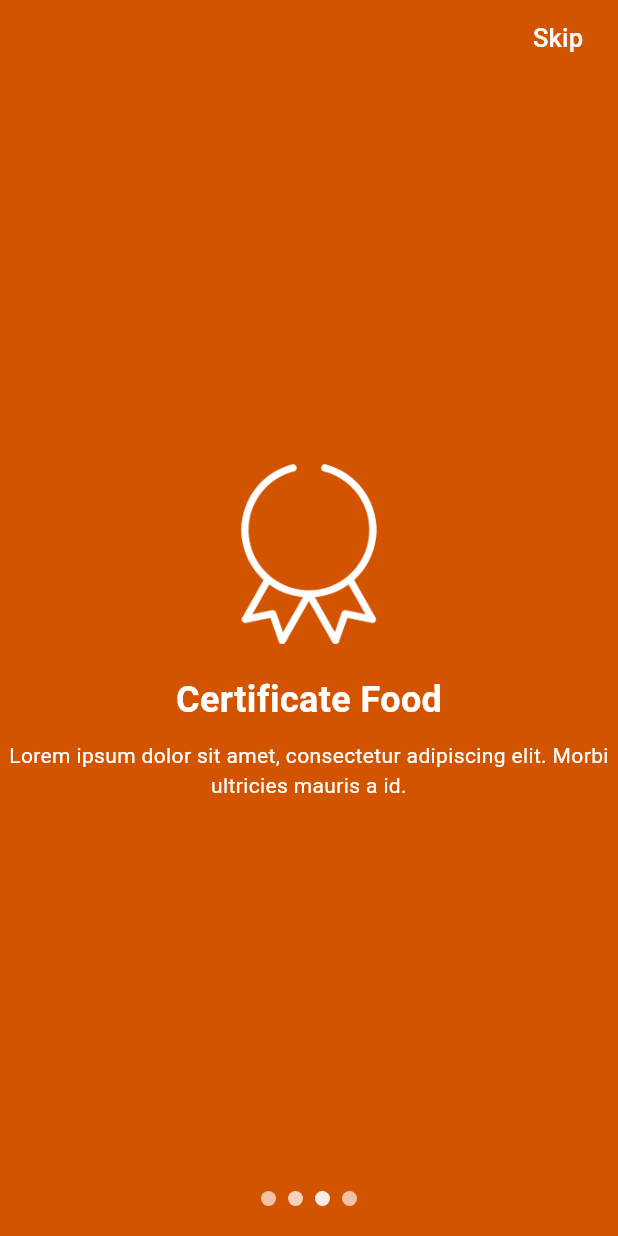
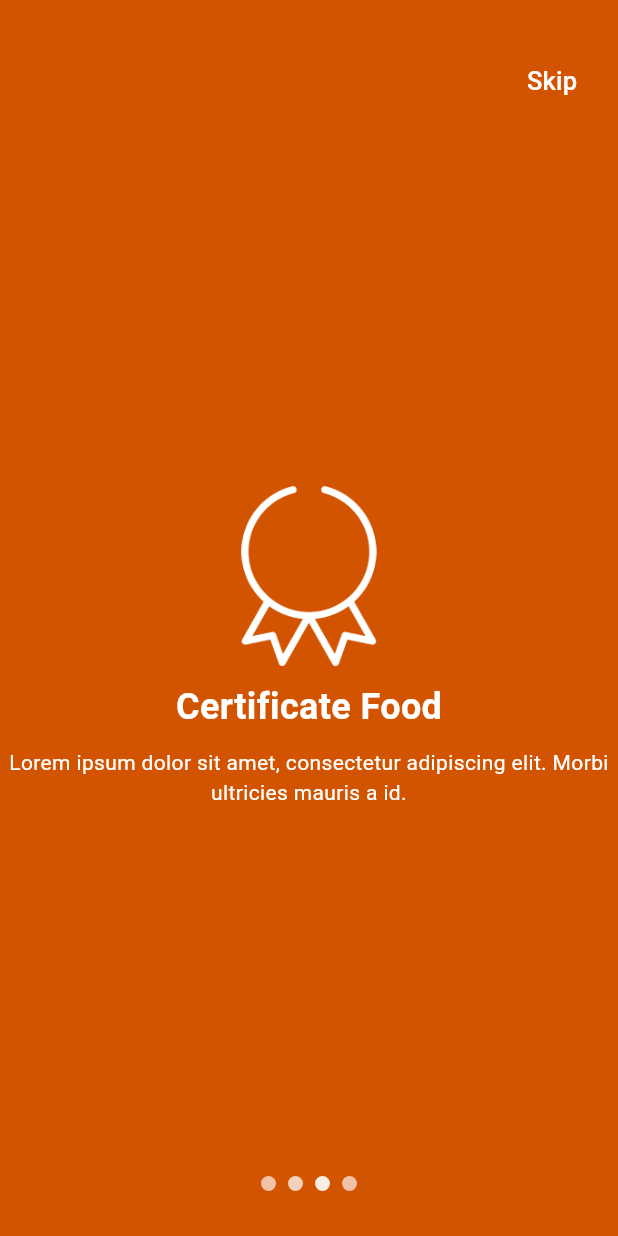
Before and after one commit to yyBasiony/food_delivery_app, a Flutter app: the screen it shows after launch, swiped to page 3, on a phone screen of 412 x 824 dp. Run offline on Flutter 3.47's test engine with Material 3 defaults, Android fonts, the phone set to English and light mode, and no system bars.

```diff
--- a/lib/presentation/onboarding/onboarding_screen.dart
+++ b/lib/presentation/onboarding/onboarding_screen.dart
@@ -66,7 +66,7 @@ class _OnboardingScreenState extends State<OnboardingScreen> {
         mainAxisAlignment: MainAxisAlignment.center,
         children: [
           Padding(
-            padding: EdgeInsets.only(top: 1 ,right: 8),
+            padding: EdgeInsets.only(top: 30,right: 12),
             child: Align(
               alignment: Alignment.topRight,
               child: TextButton(
@@ -102,7 +102,7 @@ class _OnboardingScreenState extends State<OnboardingScreen> {
                       height: 120,
                       child: Image.asset(onboardList[index].image),
                     ),
-                    const SizedBox(height: 20),
+                    const SizedBox(height: 10),
                     Text(
                       onboardList[index].title,
                       style: AppTextStyle.textStyleTitle,
@@ -135,7 +135,7 @@ class _OnboardingScreenState extends State<OnboardingScreen> {
               );
             }),
           ),
-          const SizedBox(height: 20),
+          const SizedBox(height: 30),
         ],
       ),
     );
--- a/lib/presentation/resources/style.dart
+++ b/lib/presentation/resources/style.dart
@@ -14,6 +14,5 @@ class AppTextStyle {
     fontSize: 17,
     color: Colors.white,
   );
-
-
+  static const TextStyle textStylecustombottom= TextStyle( fontSize: 18);
 }
```
Also changed, not shown: lib/domain/widgets/custom_widget_bottom.dart (added, +28 -0 lines), lib/presentation/authentication/welcom.dart (+32 -3 lines).
